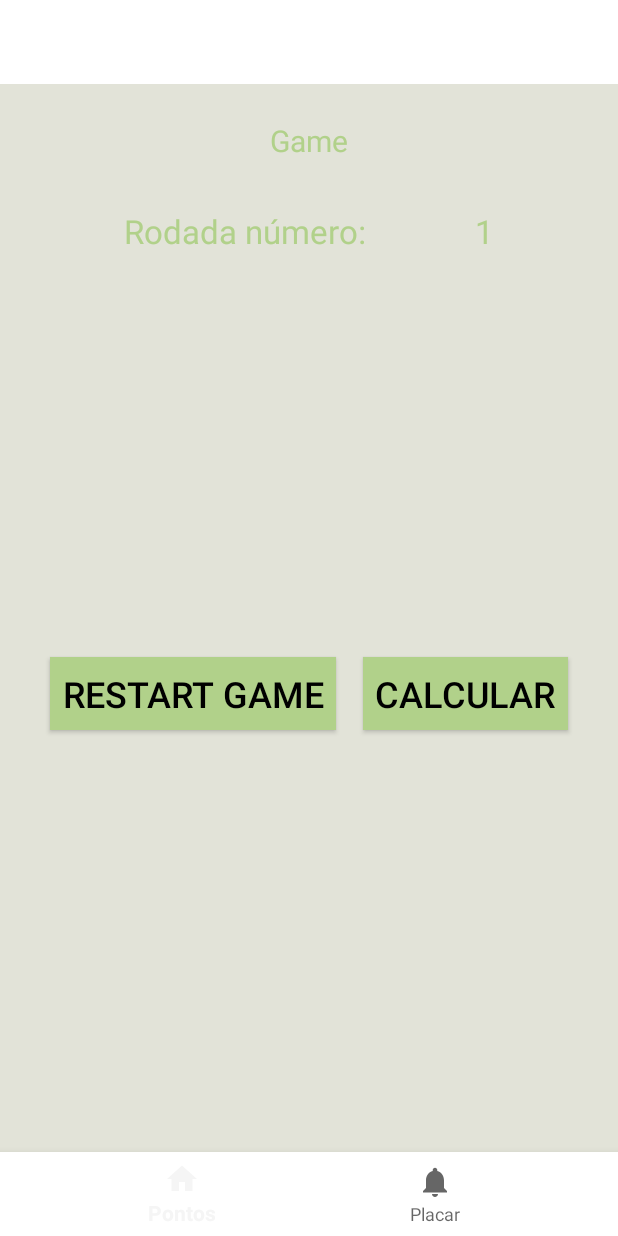
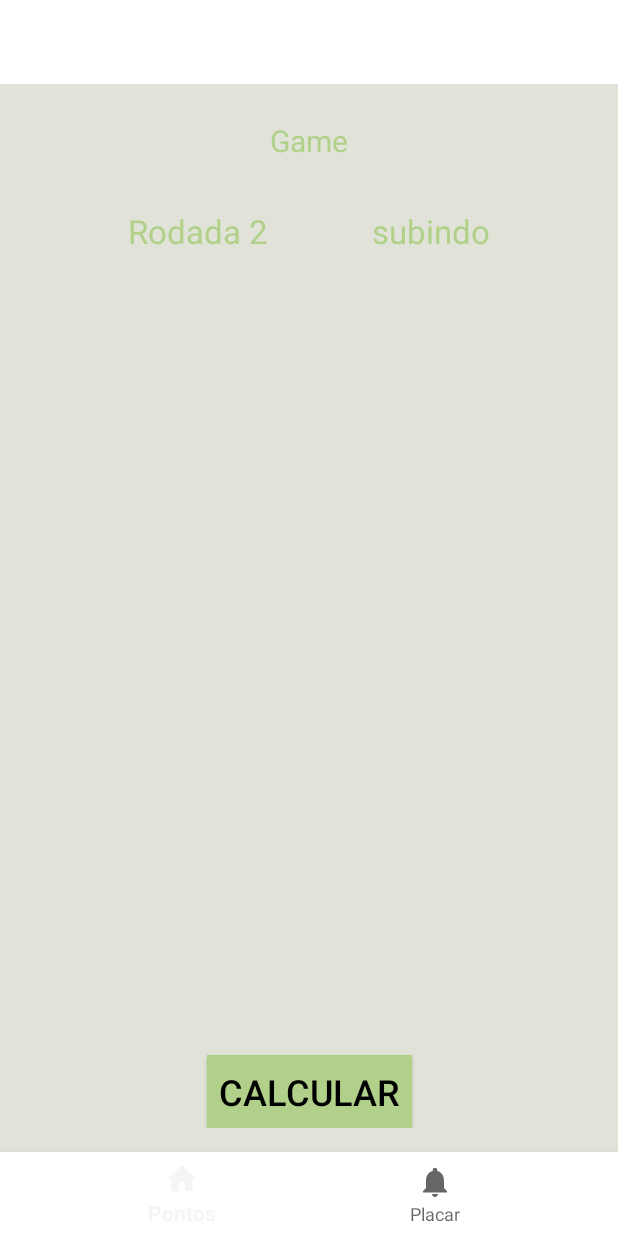
Before and after one commit to ViniVenditti/points-cards, an Android app: the PointsFragment screen opened directly, with no data from a screen before it, after a tap on "CALCULAR", on a phone screen of 412 x 824 dp. Run offline under Robolectric (Android 15) with nearby library versions, the phone set to English and light mode, and no system bars; our stand-ins replace navigation-ui; 7 statements that could not run were skipped.

Commit message:
jogo funcional. Melhorias a fazer

```diff
--- a/app/src/main/AndroidManifest.xml
+++ b/app/src/main/AndroidManifest.xml
@@ -11,6 +11,7 @@
         android:roundIcon="@mipmap/ic_launcher_round"
         android:supportsRtl="true"
         android:theme="@style/Theme.AppCompat.DayNight"
+        android:windowSoftInputMode="adjustNothing"
         tools:targetApi="31">
         <activity
             android:name=".ui.start.StartActivity"
@@ -24,8 +25,7 @@
         <activity
             android:name=".MainActivity"
             android:exported="true"
-            android:label="@string/app_name">
-        </activity>
+            android:label="@string/app_name"></activity>
     </application>
 
 </manifest>
--- a/app/src/main/java/com/vinivenditti/pointscards/ui/points/PointsFragment.kt
+++ b/app/src/main/java/com/vinivenditti/pointscards/ui/points/PointsFragment.kt
@@ -4,6 +4,8 @@ import android.os.Bundle
 import android.view.LayoutInflater
 import android.view.View
 import android.view.ViewGroup
+import androidx.activity.OnBackPressedCallback
+import androidx.appcompat.app.AlertDialog
 import androidx.appcompat.app.AppCompatActivity
 import androidx.fragment.app.Fragment
 import androidx.fragment.app.activityViewModels
@@ -23,6 +25,7 @@ class PointsFragment : Fragment() {
     // This property is only valid between onCreateView and
     // onDestroyView.
     private val binding get() = _binding!!
+    private var round: Int = 1
 
     override fun onCreateView(
         inflater: LayoutInflater,
@@ -36,6 +39,19 @@ class PointsFragment : Fragment() {
         binding.recyclerViewPlayers.layoutManager = LinearLayoutManager(context)
         binding.recyclerViewPlayers.adapter = adapter
 
+        requireActivity().onBackPressedDispatcher.addCallback(this, object : OnBackPressedCallback(true) {
+            override fun handleOnBackPressed() {
+                AlertDialog.Builder(requireContext())
+                    .setTitle("Sair do jogo")
+                    .setMessage("Deseja sair do jogo?")
+                    .setPositiveButton("Sim") { _, _ ->
+                        startViewModel.resetPlayers()
+                        requireActivity().finish()
+                    }
+                    .setNegativeButton("Não", null)
+                    .show()
+            }
+        })
 
         addListeners()
 
@@ -44,22 +60,43 @@ class PointsFragment : Fragment() {
 
     private fun addListeners() {
         binding.buttonCalculate.setOnClickListener {
+            calculateRound()
             startViewModel.calculatePoints()
             adapter.updateGame(startViewModel.players.value!!)
-            resetEditTextFields()
         }
     }
 
-    fun resetEditTextFields() {
-        val recyclerView = binding.recyclerViewPlayers
-        for (i in 0 until recyclerView.childCount) {
-            val viewHolder = recyclerView.findViewHolderForAdapterPosition(i) as? PlayerGameAdapter.PlayerGameViewHolder
-            viewHolder?.resetEditTextFields()
+    private fun calculateRound() {
+        val limitRound: Int
+        when (52 % startViewModel.players.value!!.size) {
+            0 -> limitRound = (52 / startViewModel.players.value!!.size)-1
+            else -> limitRound = (52 / startViewModel.players.value!!.size)
+        }
+
+        when (binding.textRoundDirection.text){
+            "subindo" -> {
+                round++
+                binding.textRound.text = "Rodada $round"
+                if (round == limitRound) {
+                    binding.textRoundDirection.text = "repetir"
+                }
+            }
+            "repetir" -> {
+                binding.textRound.text = "Rodada $round"
+                round--
+                binding.textRoundDirection.text = "descendo"
+            }
+            else -> {
+                binding.textRound.text = "Rodada $round"
+                round--
+            }
         }
     }
 
+
     override fun onDestroyView() {
         super.onDestroyView()
+
         _binding = null
     }
 }
--- a/app/src/main/java/com/vinivenditti/pointscards/ui/start/StartViewModel.kt
+++ b/app/src/main/java/com/vinivenditti/pointscards/ui/start/StartViewModel.kt
@@ -23,6 +23,14 @@ class StartViewModel(application: Application) : AndroidViewModel(application) {
         _players.value = newList
     }
 
+    fun resetPlayers(){
+        _players.value = mutableListOf()
+    }
+
+    fun getFinalPlayer(): List<PlayerModel> {
+        return _players.value!!.sortedByDescending { it.score }
+    }
+
     fun savePlayers() {
         viewModelScope.launch {
             repository.savePlayers(_players.value!!)
@@ -30,13 +38,15 @@ class StartViewModel(application: Application) : AndroidViewModel(application) {
     }
 
     fun updatePlayer(player: PlayerModel) {
-        _players.value = _players.value!!.map {
+        val currentList = _players.value ?: mutableListOf()
+        val newList = currentList.map {
             if (it.name == player.name) {
                 player
             } else {
                 it
             }
         }
+        _players.value = newList
     }
 
     fun calculatePoints() {
--- a/app/src/main/res/layout/activity_start.xml
+++ b/app/src/main/res/layout/activity_start.xml
@@ -81,7 +81,6 @@
             android:layout_margin="16dp"
             app:layout_constraintBottom_toBottomOf="parent"
             app:layout_constraintEnd_toEndOf="parent"
-            app:layout_constraintStart_toStartOf="parent"
-            app:layout_constraintTop_toBottomOf="@+id/recycler_view_players" />
+            app:layout_constraintStart_toStartOf="parent" />
 
 </androidx.constraintlayout.widget.ConstraintLayout>
--- a/app/src/main/res/layout/fragment_points.xml
+++ b/app/src/main/res/layout/fragment_points.xml
@@ -28,22 +28,22 @@
         android:layout_width="wrap_content"
         android:layout_height="wrap_content"
         android:layout_marginTop="32dp"
-        android:text="Rodada número: "
+        android:text="Rodada 1"
+        android:textColor="@color/md_theme_primary"
         android:textSize="22sp"
-        android:textColor="@color/md_theme_primary"
-        app:layout_constraintEnd_toStartOf="@+id/text_round_number"
+        app:layout_constraintEnd_toStartOf="@+id/text_round_direction"
         app:layout_constraintHorizontal_chainStyle="spread"
         app:layout_constraintStart_toStartOf="parent"
         app:layout_constraintTop_toBottomOf="@+id/text_game" />
 
     <TextView
-        android:id="@+id/text_round_number"
+        android:id="@+id/text_round_direction"
         android:layout_width="wrap_content"
         android:layout_height="wrap_content"
         android:layout_marginTop="32dp"
-        android:text="1"
+        android:text="subindo"
+        android:textColor="@color/md_theme_primary"
         android:textSize="22sp"
-        android:textColor="@color/md_theme_primary"
         app:layout_constraintEnd_toEndOf="parent"
         app:layout_constraintStart_toEndOf="@+id/text_round"
         app:layout_constraintTop_toBottomOf="@+id/text_game" />
@@ -51,26 +51,13 @@
     <androidx.recyclerview.widget.RecyclerView
         android:id="@+id/recycler_view_players"
         android:layout_width="match_parent"
-        android:layout_height="wrap_content"
+        android:layout_height="0dp"
+        android:layout_marginBottom="16dp"
+        android:layout_marginTop="16dp"
+        app:layout_constraintBottom_toTopOf="@+id/button_calculate"
         app:layout_constraintEnd_toEndOf="parent"
         app:layout_constraintStart_toStartOf="parent"
         app:layout_constraintTop_toBottomOf="@+id/text_round" />
-
-    <Button
-        android:id="@+id/button_reset"
-        android:layout_width="wrap_content"
-        android:layout_height="wrap_content"
-        android:layout_marginTop="4dp"
-        android:background="@color/md_theme_primary"
-        android:padding="8dp"
-        android:text="Restart Game"
-        android:textColor="@color/md_theme_inverseOnSurface_highContrast"
-        android:textSize="24sp"
-        app:layout_constraintEnd_toStartOf="@id/button_calculate"
-        app:layout_constraintHorizontal_chainStyle="spread"
-        app:layout_constraintStart_toStartOf="parent"
-        app:layout_constraintBottom_toBottomOf="parent"
-        app:layout_constraintTop_toBottomOf="@+id/recycler_view_players" />
 
     <Button
         android:id="@+id/button_calculate"
@@ -82,8 +69,8 @@
         android:text="Calcular"
         android:textColor="@color/md_theme_inverseOnSurface_highContrast"
         android:textSize="24sp"
+        app:layout_constraintBottom_toBottomOf="parent"
         app:layout_constraintEnd_toEndOf="parent"
-        app:layout_constraintStart_toEndOf="@id/button_reset"
-        app:layout_constraintBottom_toBottomOf="parent"
+        app:layout_constraintStart_toStartOf="parent"
         app:layout_constraintTop_toBottomOf="@+id/recycler_view_players" />
 </androidx.constraintlayout.widget.ConstraintLayout>
--- a/app/src/main/res/layout/player_layout.xml
+++ b/app/src/main/res/layout/player_layout.xml
@@ -20,6 +20,7 @@
                 android:id="@+id/edit_text_player"
                 android:layout_width="match_parent"
                 android:layout_height="match_parent"
+                android:singleLine="true"
                 android:hint="Jogador" />
 
         </com.google.android.material.textfield.TextInputLayout>
--- a/app/src/main/res/layout/points_layout.xml
+++ b/app/src/main/res/layout/points_layout.xml
@@ -27,6 +27,7 @@
             android:layout_height="wrap_content"
             android:layout_marginRight="5dp"
             android:hint="Faz"
+            android:singleLine="true"
             android:inputType="number"
             android:textStyle="bold" />
     </com.google.android.material.textfield.TextInputLayout>
@@ -41,6 +42,7 @@
             android:layout_width="match_parent"
             android:layout_height="match_parent"
             android:hint="Fez"
+            android:singleLine="true"
             android:inputType="number"
             android:textStyle="bold" />
     </com.google.android.material.textfield.TextInputLayout>
```
Also changed, not shown: app/src/main/java/com/vinivenditti/pointscards/ui/adapter/PlayerAdapter.kt (+6 -6 lines), app/src/main/java/com/vinivenditti/pointscards/ui/adapter/PlayerGameAdapter.kt (+15 -12 lines), app/src/main/java/com/vinivenditti/pointscards/ui/start/StartActivity.kt (+10 -5 lines).
